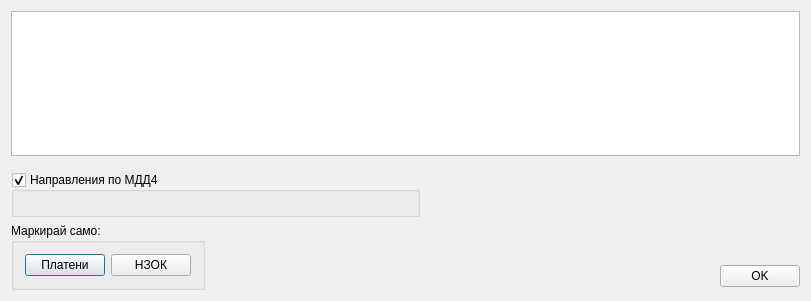
Above: src/View/Widgets/ProcedurePrintSelectDialog.ui from thefinalcutbg/DinoDent before the change. Below: the same form after it.
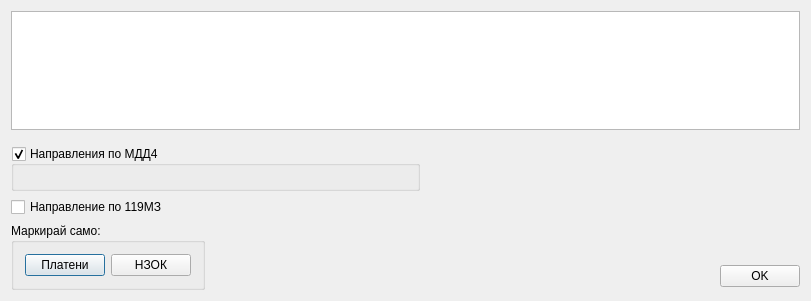
That is the form after the change. Custom widgets are drawn as their Qt base class.

What changed in the file:
```diff
--- a/src/View/Widgets/ProcedurePrintSelectDialog.ui
+++ b/src/View/Widgets/ProcedurePrintSelectDialog.ui
@@ -76,6 +76,13 @@
      </item>
     </layout>
    </item>
+   <item>
+    <widget class="QCheckBox" name="mh119check">
+     <property name="text">
+      <string>Направление по 119МЗ</string>
+     </property>
+    </widget>
+   </item>
    <item>
     <layout class="QHBoxLayout" name="horizontalLayout_2">
      <item>
```
